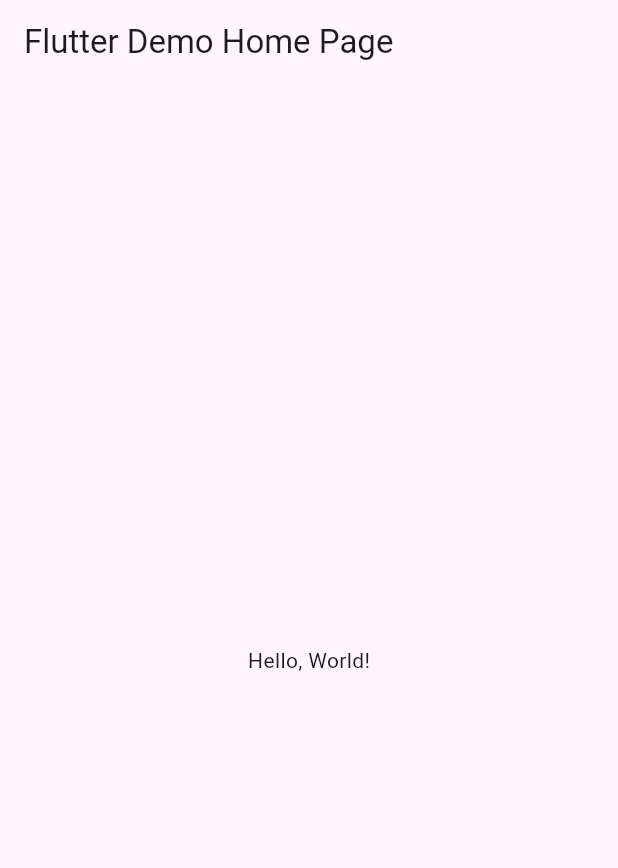
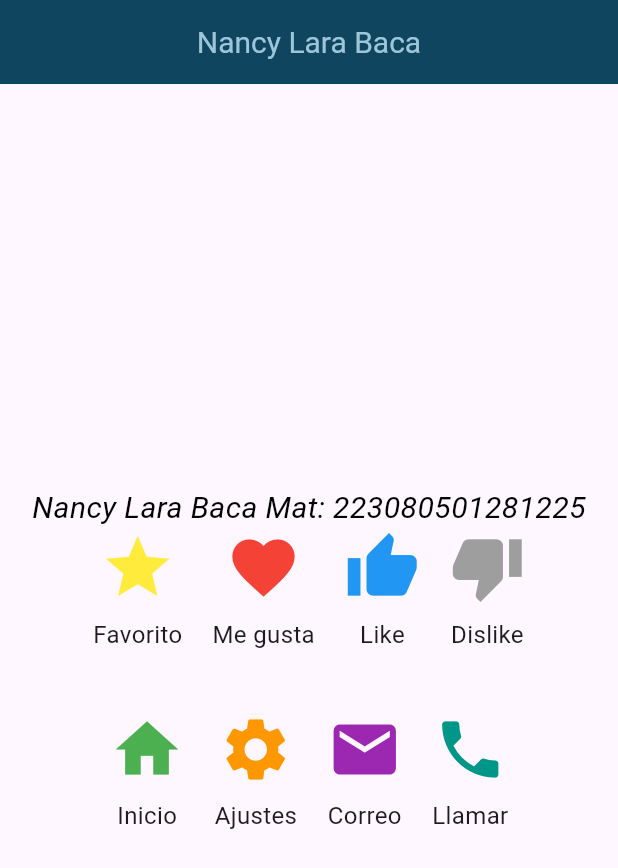
Before and after one commit to Nancy-Lara-Baca/P9_V2_Iconos, a Flutter app: the screen it shows after launch, on a phone screen of 412 x 824 dp. Shown: the top 868 px of the screen. Run offline on Flutter 3.47's test engine with Material 3 defaults, Android fonts, the phone set to English and light mode, and no system bars.

```diff
--- a/lib/main.dart
+++ b/lib/main.dart
@@ -1,43 +1,119 @@
 import 'package:flutter/material.dart';
 
-void main() => runApp(MyApp());
+void main() {
+  runApp(MisIconos());
+}
 
-class MyApp extends StatelessWidget {
-  const MyApp({super.key});
-  // This widget is the root of your application.
+class MisIconos extends StatelessWidget {
   @override
   Widget build(BuildContext context) {
     return MaterialApp(
-      // Application name
-      title: 'Flutter Hello World',
-      // Application theme data, you can set the colors for the application as
-      // you want
-      theme: ThemeData(
-        // useMaterial3: false,
-        primarySwatch: Colors.blue,
-      ),
-      // A widget which will be started on application startup
-      home: MyHomePage(title: 'Flutter Demo Home Page'),
-    );
-  }
-}
-
-class MyHomePage extends StatelessWidget {
-  final String title;
-  const MyHomePage({super.key, required this.title});
-
-  @override
-  Widget build(BuildContext context) {
-    return Scaffold(
-      appBar: AppBar(
-        // The title text which will be shown on the action bar
-        title: Text(title),
-      ),
-      body: Center(
-        child: Text(
-          'Hello, World!',
+      debugShowCheckedModeBanner: false,
+      home: Scaffold(
+        appBar: AppBar(
+          title: Text("Nancy Lara Baca"),
+          titleTextStyle: TextStyle(color: Color(0xff9dc6d9), fontSize: 20),
+          centerTitle: true,
+          backgroundColor: Color(0xff0f455e),
+        ),
+        body: Center(
+          child: Column(
+            mainAxisAlignment: MainAxisAlignment.center,
+            children: <Widget>[
+              Text(
+                'Nancy Lara Baca Mat: 223080501281225',
+                style: TextStyle(
+                    fontSize: 20,
+                    fontStyle: FontStyle.italic,
+                    color: Colors.black),
+              ),
+              // Primera fila de íconos con subtítulos
+              Row(
+                mainAxisAlignment: MainAxisAlignment.center,
+                children: <Widget>[
+                  IconWithSubtitle(
+                    icon: Icons.star,
+                    color: Colors.yellow,
+                    subtitle: 'Favorito',
+                  ),
+                  SizedBox(width: 20), // Espacio entre íconos
+                  IconWithSubtitle(
+                    icon: Icons.favorite,
+                    color: Colors.red,
+                    subtitle: 'Me gusta',
+                  ),
+                  SizedBox(width: 20),
+                  IconWithSubtitle(
+                    icon: Icons.thumb_up,
+                    color: Colors.blue,
+                    subtitle: 'Like',
+                  ),
+                  SizedBox(width: 20),
+                  IconWithSubtitle(
+                    icon: Icons.thumb_down,
+                    color: Colors.grey,
+                    subtitle: 'Dislike',
+                  ),
+                ],
+              ),
+              SizedBox(height: 40), // Espacio entre las dos filas
+              // Segunda fila de íconos con subtítulos
+              Row(
+                mainAxisAlignment: MainAxisAlignment.center,
+                children: <Widget>[
+                  IconWithSubtitle(
+                    icon: Icons.home,
+                    color: Colors.green,
+                    subtitle: 'Inicio',
+                  ),
+                  SizedBox(width: 20),
+                  IconWithSubtitle(
+                    icon: Icons.settings,
+                    color: Colors.orange,
+                    subtitle: 'Ajustes',
+                  ),
+                  SizedBox(width: 20),
+                  IconWithSubtitle(
+                    icon: Icons.email,
+                    color: Colors.purple,
+                    subtitle: 'Correo',
+                  ),
+                  SizedBox(width: 20),
+                  IconWithSubtitle(
+                    icon: Icons.phone,
+                    color: Colors.teal,
+                    subtitle: 'Llamar',
+                  ),
+                ],
+              ),
+            ],
+          ),
         ),
       ),
     );
   }
 }
+
+// Widget personalizado para ícono con subtítulo
+class IconWithSubtitle extends StatelessWidget {
+  final IconData icon;
+  final Color color;
+  final String subtitle;
+
+  const IconWithSubtitle({
+    required this.icon,
+    required this.color,
+    required this.subtitle,
+  });
+
+  @override
+  Widget build(BuildContext context) {
+    return Column(
+      children: <Widget>[
+        Icon(icon, size: 50.0, color: color),
+        SizedBox(height: 8), // Espacio entre el ícono y el subtítulo
+        Text(subtitle, style: TextStyle(fontSize: 16)),
+      ],
+    );
+  }
+}
```
Also changed, not shown: Nancy_Iconos.png (added).
